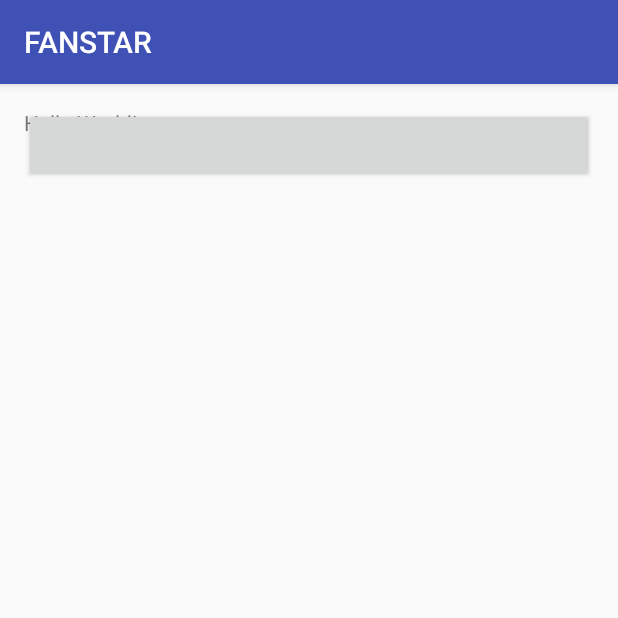
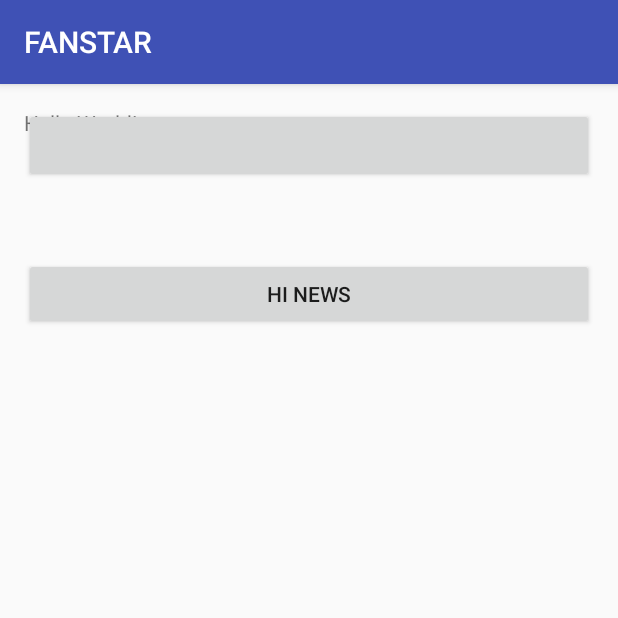
Before and after one commit to InnovareITSolutions/FANSTAR, an Android app: the screen it shows after launch (HomeActivity), on a phone screen of 412 x 824 dp, the top half of it. Run offline under Robolectric (Android 15) with nearby library versions, the phone set to English and light mode, and no system bars.

Commit message:
"Pusing Button"

```diff
--- a/app/src/main/res/layout/activity_home.xml
+++ b/app/src/main/res/layout/activity_home.xml
@@ -16,4 +16,9 @@
     <Button
         android:layout_width="match_parent"
         android:layout_height="50dp" />
+    <Button
+        android:layout_marginTop="100dp"
+        android:text="HI NEWS"
+        android:layout_width="fill_parent"
+        android:layout_height="wrap_content" />
 </RelativeLayout>
```
